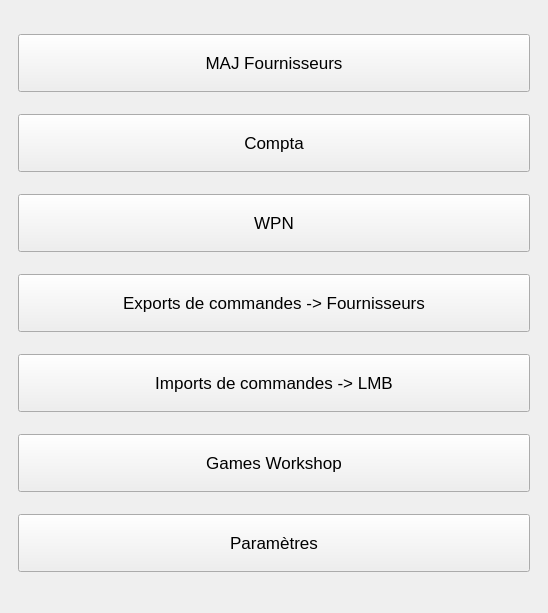
Above: view/UI/main.ui from gaellerem/Application_7R before the change. Below: the same form after it.
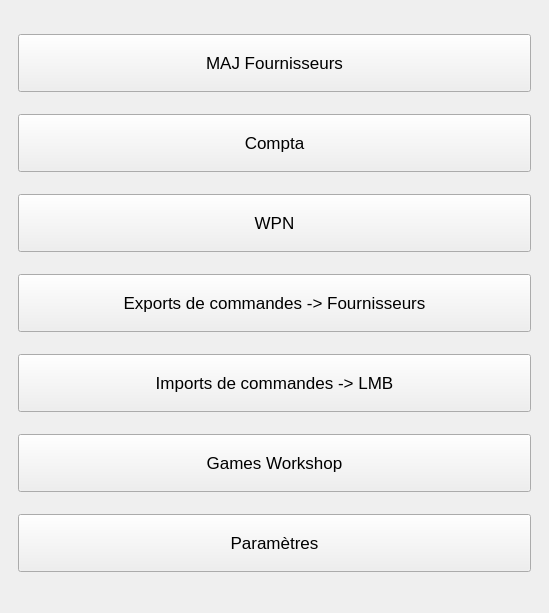
That is the form after the change. Icons and pictures are not drawn.

What changed in the file:
```diff
--- a/view/UI/main.ui
+++ b/view/UI/main.ui
@@ -6,7 +6,7 @@
    <rect>
     <x>0</x>
     <y>0</y>
-    <width>548</width>
+    <width>549</width>
     <height>613</height>
    </rect>
   </property>
```
